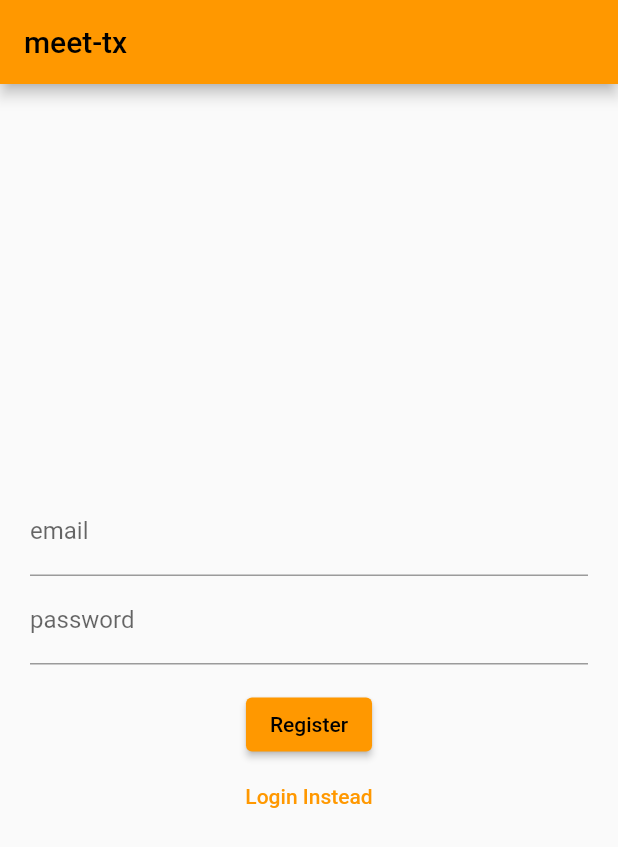
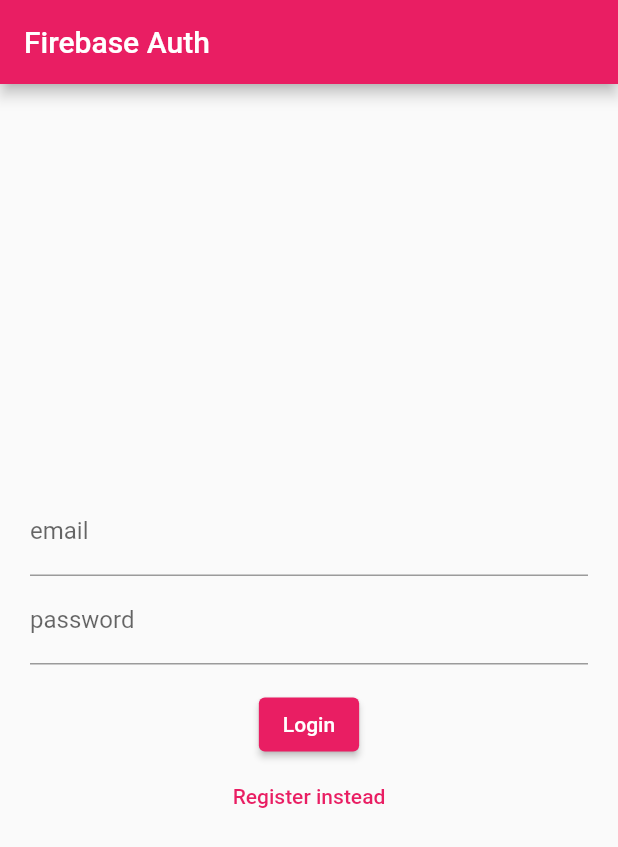
Before and after one commit to owlsCloud/meettx_eval, a Flutter app: the screen it shows after launch, on a phone screen of 412 x 824 dp. Shown: the top 847 px of the screen. Run offline on Flutter 3.47's test engine with Material 2 defaults, Android fonts, the phone set to English and light mode, and no system bars; our stand-ins replace firebase_auth, firebase_core; accounts and stored records are empty.

```diff
--- a/lib/main.dart
+++ b/lib/main.dart
@@ -1,6 +1,7 @@
-import 'package:flutter/material.dart';
 import 'package:meettx_eval/widget_tree.dart';
 import 'package:firebase_core/firebase_core.dart';
+import 'package:flutter/material.dart';
+import 'package:meettx_eval/pages/test.dart';
 
 Future<void> main() async {
   WidgetsFlutterBinding.ensureInitialized();
@@ -9,16 +10,13 @@
 }
 
 class MyApp extends StatelessWidget {
-  const MyApp({super.key});
+  const MyApp({Key? key}) : super(key: key);
 
-  // This widget is the root of your application.
   @override
   Widget build(BuildContext context) {
     return MaterialApp(
-      debugShowCheckedModeBanner: false,
-      title: 'Meet-Tx',
       theme: ThemeData(
-        primarySwatch: Colors.orange,
+        primarySwatch: Colors.pink,
       ),
       home: const WidgetTree(),
     );
--- a/lib/pages/home.dart
+++ b/lib/pages/home.dart
@@ -1,6 +1,6 @@
+import 'package:firebase_auth/firebase_auth.dart';
+import 'package:meettx_eval/auth.dart';
 import 'package:flutter/material.dart';
-import 'package:meettx_eval/auth.dart';
-import 'package:firebase_auth/firebase_auth.dart';
 
 class HomePage extends StatelessWidget {
   HomePage({Key? key}) : super(key: key);
@@ -12,7 +12,7 @@
   }
 
   Widget _title() {
-    return const Text('meet-tx');
+    return const Text('Firebase Auth');
   }
 
   Widget _userUid() {
@@ -20,13 +20,18 @@
   }
 
   Widget _signOutButton() {
-    return ElevatedButton(onPressed: signOut, child: const Text('Sign Out'));
+    return ElevatedButton(
+      onPressed: signOut,
+      child: const Text('Sign Out'),
+    );
   }
 
   @override
   Widget build(BuildContext context) {
     return Scaffold(
-      appBar: AppBar(title: _title()),
+      appBar: AppBar(
+        title: _title(),
+      ),
       body: Container(
         height: double.infinity,
         width: double.infinity,
@@ -34,7 +39,10 @@
         child: Column(
           crossAxisAlignment: CrossAxisAlignment.center,
           mainAxisAlignment: MainAxisAlignment.center,
-          children: <Widget>[_userUid(), _signOutButton()],
+          children: <Widget>[
+            _userUid(),
+            _signOutButton(),
+          ],
         ),
       ),
     );
--- a/lib/pages/login.dart
+++ b/lib/pages/login.dart
@@ -10,36 +10,40 @@
 }
 
 class _LoginPageState extends State<LoginPage> {
-  String? error = "";
-  bool isLogin = false;
+  String? errorMessage = '';
+  bool isLogin = true;
 
-  final TextEditingController _emailController = TextEditingController();
-  final TextEditingController _passwordController = TextEditingController();
+  final TextEditingController _controllerEmail = TextEditingController();
+  final TextEditingController _controllerPassword = TextEditingController();
 
-  Future<void> signIn() async {
+  Future<void> signInWithEmailAndPassword() async {
     try {
-      await Auth().signIn(
-          email: _emailController.text, password: _passwordController.text);
-    } on FirebaseAuthException catch (err) {
+      await Auth().signInWithEmailAndPassword(
+        email: _controllerEmail.text,
+        password: _controllerPassword.text,
+      );
+    } on FirebaseAuthException catch (e) {
       setState(() {
-        error = err.message;
+        errorMessage = e.message;
       });
     }
   }
 
-  Future<void> createUser() async {
+  Future<void> createUserWithEmailAndPassword() async {
     try {
-      await Auth().createUser(
-          email: _emailController.text, password: _passwordController.text);
-    } on FirebaseAuthException catch (err) {
+      await Auth().createUserWithEmailAndPassword(
+        email: _controllerEmail.text,
+        password: _controllerPassword.text,
+      );
+    } on FirebaseAuthException catch (e) {
       setState(() {
-        error = err.message;
+        errorMessage = e.message;
       });
     }
   }
 
   Widget _title() {
-    return const Text('meet-tx');
+    return const Text('Firebase Auth');
   }
 
   Widget _entryField(
@@ -55,29 +59,34 @@
   }
 
   Widget _errorMessage() {
-    return Text(error == '' ? '' : 'Humm ? $error');
+    return Text(errorMessage == '' ? '' : 'Humm ? $errorMessage');
   }
 
   Widget _submitButton() {
     return ElevatedButton(
-        onPressed: isLogin ? signIn : createUser,
-        child: Text(isLogin ? 'Login' : "Register"));
+      onPressed:
+          isLogin ? signInWithEmailAndPassword : createUserWithEmailAndPassword,
+      child: Text(isLogin ? 'Login' : 'Register'),
+    );
   }
 
-  Widget _loginButton() {
+  Widget _loginOrRegisterButton() {
     return TextButton(
-        onPressed: () {
-          setState(() {
-            isLogin = !isLogin;
-          });
-        },
-        child: Text(isLogin ? 'Register Instead' : "Login Instead"));
+      onPressed: () {
+        setState(() {
+          isLogin = !isLogin;
+        });
+      },
+      child: Text(isLogin ? 'Register instead' : 'Login instead'),
+    );
   }
 
   @override
   Widget build(BuildContext context) {
     return Scaffold(
-      appBar: AppBar(title: _title()),
+      appBar: AppBar(
+        title: _title(),
+      ),
       body: Container(
         height: double.infinity,
         width: double.infinity,
@@ -86,11 +95,11 @@
           crossAxisAlignment: CrossAxisAlignment.center,
           mainAxisAlignment: MainAxisAlignment.center,
           children: <Widget>[
-            _entryField('email', _emailController),
-            _entryField('password', _passwordController),
+            _entryField('email', _controllerEmail),
+            _entryField('password', _controllerPassword),
             _errorMessage(),
             _submitButton(),
-            _loginButton()
+            _loginOrRegisterButton(),
           ],
         ),
       ),
--- a/lib/widget_tree.dart
+++ b/lib/widget_tree.dart
@@ -1,7 +1,7 @@
-import 'package:flutter/material.dart';
 import 'package:meettx_eval/auth.dart';
 import 'package:meettx_eval/pages/home.dart';
 import 'package:meettx_eval/pages/login.dart';
+import 'package:flutter/material.dart';
 
 class WidgetTree extends StatefulWidget {
   const WidgetTree({Key? key}) : super(key: key);
```
Also changed, not shown: lib/auth.dart (+18 -9 lines), lib/pages/test.dart (added, +13 -0 lines), 1 other file.
